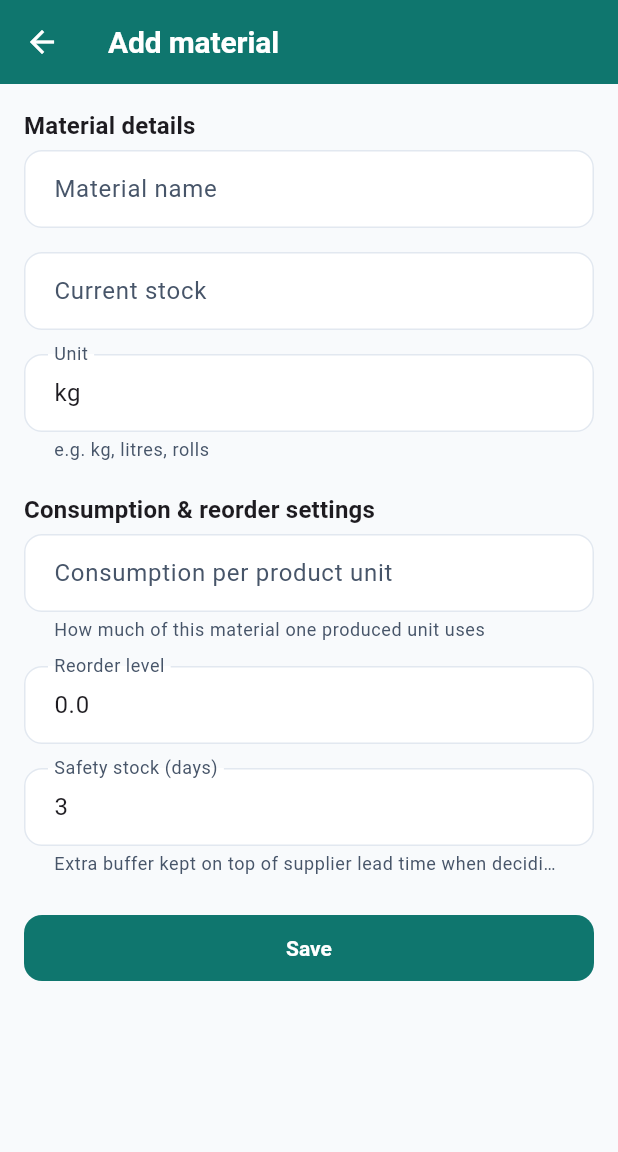
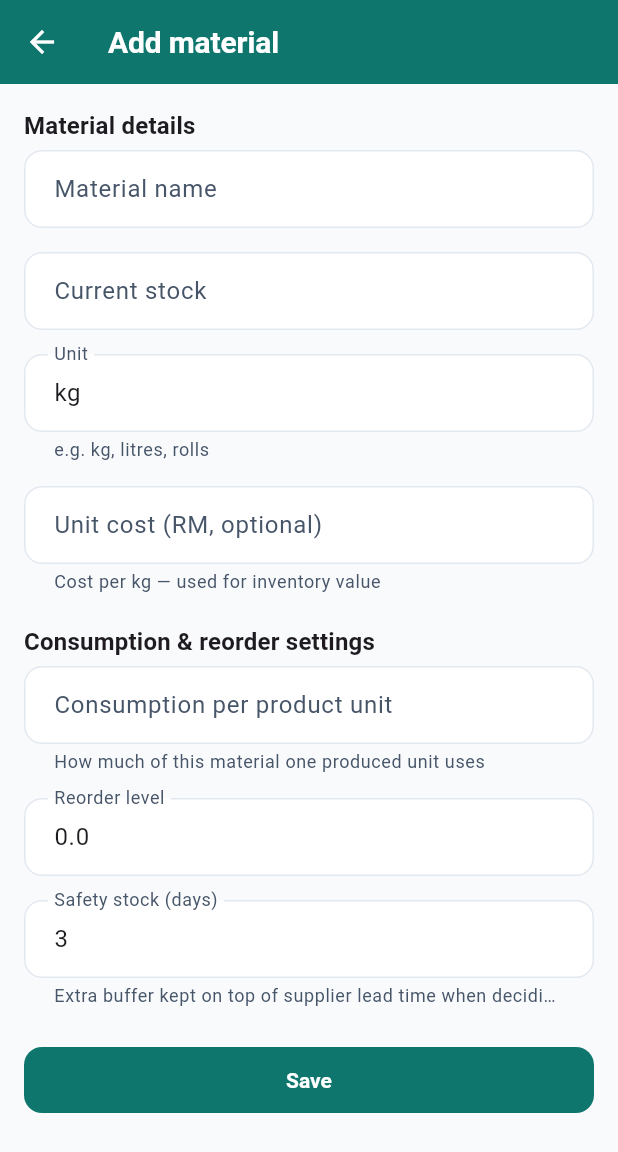
Before and after one commit to sangyoutan617/IndustrialHub, a Flutter app: the MaterialListScreen screen opened directly with empty values, after a tap on the "add" icon, on a phone screen of 412 x 824 dp. Shown: the top 1152 px of the screen. Run offline on Flutter 3.47's test engine with Material 3 defaults, Android fonts, the phone set to English and light mode, and no system bars; our stand-ins replace fl_chart, flutter_local_notifications, pdf, printing, shared_preferences, sqflite and 1 more; accounts and stored records are empty.

Commit message:
feat(supply): costs & spend — order totals, inventory value, price-aware suppliers
Gives the app a money dimension (currency is RM). Raw material carries a unit
cost and purchase orders capture a unit price at order time, so managers can see
what stock is worth and what orders cost.

- Migration add_costs: raw_materials.unit_cost, purchase_orders.unit_price
  (both nullable — older rows read as "unknown", never a misleading zero).
- Models gain the fields (fromJson/toInsertJson); material and order forms get
  an optional cost/price input with live order-total feedback.
- MrpService pure statics (unit-tested): orderTotal, inventoryValue,
  latestUnitPrice; compareSuppliers now surfaces each supplier's last price and
  uses it as a secondary sort key after effective lead time.
- formatCurrency helper ("RM 1,234.50").
- Surfaced: order total on the PO detail + order list; inventory value on the
  supply health card and the PDF report; last unit price in supplier comparison.
- Demo seed now sets realistic costs/prices so the money figures are populated.

Cross-module: supply/ only (plus shared formatters + report). No stock/ changes.

Verified: flutter analyze clean, 100 tests green (11 new in cost_test.dart), and
on-device — inventory value RM 105,210.00 on the supply summary, order totals on
every PO card, and editing a price through the form (12.50 -> 13.75) persisted
to the database.

```diff
--- a/lib/core/formatters.dart
+++ b/lib/core/formatters.dart
@@ -4,6 +4,7 @@ final _wholeNumber = NumberFormat('#,##0');
 final _upToOneDecimal = NumberFormat('#,##0.#');
 final _upToTwoDecimals = NumberFormat('#,##0.##');
 final _oneDecimal = NumberFormat('0.0');
+final _money = NumberFormat('#,##0.00');
 final _shortDate = DateFormat('d MMM y');
 
 /// "856 units" — whole numbers render with no decimal, fractional values
@@ -29,3 +30,7 @@ String formatDate(DateTime d) => _shortDate.format(d);
 
 /// "1.2 days".
 String formatDays(num v) => '${_oneDecimal.format(v)} days';
+
+/// Malaysian Ringgit with thousands separators and two decimals:
+/// 1234.5 -> "RM 1,234.50". Currency across the app is RM.
+String formatCurrency(num v) => 'RM ${_money.format(v)}';
--- a/lib/models/purchase_order.dart
+++ b/lib/models/purchase_order.dart
@@ -18,6 +18,11 @@ class PurchaseOrder {
   final String status;
   final bool isSimulated;
 
+  /// Price per unit captured when the order was placed, in the factory's
+  /// currency (RM). Null when not recorded — older orders predate price
+  /// tracking, so the order total is unknown, not zero.
+  final double? unitPrice;
+
   const PurchaseOrder({
     required this.poId,
     required this.supplierId,
@@ -28,6 +33,7 @@ class PurchaseOrder {
     this.deliveredAt,
     required this.status,
     required this.isSimulated,
+    this.unitPrice,
   });
 
   /// True once this PO can no longer arrive or change — used to decide
@@ -53,6 +59,9 @@ class PurchaseOrder {
           : null,
       status: json['status'] as String,
       isSimulated: json['is_simulated'] as bool? ?? false,
+      // Nullable and absent on an un-migrated database — stays null so the
+      // order total reads as unknown rather than a misleading zero.
+      unitPrice: (json['unit_price'] as num?)?.toDouble(),
     );
   }
 
@@ -64,6 +73,7 @@ class PurchaseOrder {
       'order_date': orderDate.toIso8601String().substring(0, 10),
       'expected_delivery': expectedDelivery?.toIso8601String().substring(0, 10),
       'status': status,
+      'unit_price': unitPrice,
     };
   }
 }
--- a/lib/models/raw_material.dart
+++ b/lib/models/raw_material.dart
@@ -8,6 +8,11 @@ class RawMaterial {
   final double reorderLevel;
   final int safetyStockDays;
 
+  /// Cost of one [unit] of this material on hand, in the factory's currency
+  /// (RM). Null when no cost has been recorded — older rows predate cost
+  /// tracking, so callers must treat it as unknown rather than zero.
+  final double? unitCost;
+
   const RawMaterial({
     required this.materialId,
     required this.factoryId,
@@ -17,6 +22,7 @@ class RawMaterial {
     required this.consumptionPerUnit,
     required this.reorderLevel,
     this.safetyStockDays = 3,
+    this.unitCost,
   });
 
   factory RawMaterial.fromJson(Map<String, dynamic> json) {
@@ -31,6 +37,9 @@ class RawMaterial {
       // Falls back to 3 when the column hasn't been migrated yet, so the
       // app keeps working against an older database schema.
       safetyStockDays: (json['safety_stock_days'] as num?)?.toInt() ?? 3,
+      // Nullable and absent on an un-migrated database — stays null rather
+      // than defaulting to a misleading zero cost.
+      unitCost: (json['unit_cost'] as num?)?.toDouble(),
     );
   }
 
@@ -43,6 +52,7 @@ class RawMaterial {
       'consumption_per_unit': consumptionPerUnit,
       'reorder_level': reorderLevel,
       'safety_stock_days': safetyStockDays,
+      'unit_cost': unitCost,
     };
   }
 }
--- a/lib/screens/supply/material_form_screen.dart
+++ b/lib/screens/supply/material_form_screen.dart
@@ -32,6 +32,9 @@ class _MaterialFormScreenState extends State<MaterialFormScreen> {
   late final _reorderController = TextEditingController(
     text: (widget.material?.reorderLevel ?? 0).toString(),
   );
+  late final _unitCostController = TextEditingController(
+    text: widget.material?.unitCost?.toString() ?? '',
+  );
   late final _safetyStockController = TextEditingController(
     text: (widget.material?.safetyStockDays ?? 3).toString(),
   );
@@ -46,6 +49,7 @@ class _MaterialFormScreenState extends State<MaterialFormScreen> {
     _unitController.dispose();
     _consumptionController.dispose();
     _reorderController.dispose();
+    _unitCostController.dispose();
     _safetyStockController.dispose();
     super.dispose();
   }
@@ -65,6 +69,9 @@ class _MaterialFormScreenState extends State<MaterialFormScreen> {
         consumptionPerUnit: double.parse(_consumptionController.text),
         reorderLevel: double.parse(_reorderController.text),
         safetyStockDays: int.parse(_safetyStockController.text),
+        unitCost: _unitCostController.text.trim().isEmpty
+            ? null
+            : double.parse(_unitCostController.text),
       );
       if (_isEditing) {
         await _service.updateMaterial(widget.material!.materialId, material);
@@ -90,6 +97,13 @@ class _MaterialFormScreenState extends State<MaterialFormScreen> {
     if (parsed == null) return 'Enter a valid number';
     if (parsed < min) return 'Must be at least $min';
     return null;
+  }
+
+  // Cost is optional — an empty field means "unknown" and saves as null.
+  // A non-empty value still has to be a valid non-negative number.
+  String? _optionalNumber(String? value, {double min = 0}) {
+    if (value == null || value.trim().isEmpty) return null;
+    return _requiredNumber(value, min: min);
   }
 
   @override
@@ -130,6 +144,18 @@ class _MaterialFormScreenState extends State<MaterialFormScreen> {
                   labelText: 'Unit',
                   helperText: 'e.g. kg, litres, rolls',
                 ),
+              ),
+              const SizedBox(height: 16),
+              TextFormField(
+                controller: _unitCostController,
+                keyboardType: const TextInputType.numberWithOptions(
+                  decimal: true,
+                ),
+                decoration: InputDecoration(
+                  labelText: 'Unit cost (RM, optional)',
+                  helperText: 'Cost per ${_unitController.text.trim().isEmpty ? 'unit' : _unitController.text.trim()} — used for inventory value',
+                ),
+                validator: (v) => _optionalNumber(v, min: 0),
               ),
               const SectionHeader(
                 title: 'Consumption & reorder settings',
--- a/lib/screens/supply/material_list_screen.dart
+++ b/lib/screens/supply/material_list_screen.dart
@@ -386,6 +386,10 @@ class _MaterialListScreenState extends State<MaterialListScreen> {
     int healthyCount,
   ) {
     final scheme = Theme.of(context).colorScheme;
+    // Only materials with a recorded unit cost contribute; zero means no
+    // costs are set yet, so the line below stays hidden rather than reading
+    // a misleading RM 0.00.
+    final inventoryValue = MrpService.inventoryValue(overview.materials);
     return Card(
       child: Padding(
         padding: const EdgeInsets.all(AppSpacing.xl),
@@ -431,6 +435,20 @@ class _MaterialListScreenState extends State<MaterialListScreen> {
                   : 'assuming full capacity — set a demand forecast to refine this',
               style: Theme.of(context).textTheme.bodySmall,
             ),
+            if (inventoryValue > 0) ...[
+              const SizedBox(height: AppSpacing.s),
+              Text(
+                'Inventory value: ${formatCurrency(inventoryValue)}',
+                style: TextStyle(
+                  fontWeight: FontWeight.w600,
+                  color: scheme.onSurface,
+                ),
+              ),
+              Text(
+                'raw material on hand at unit cost',
+                style: Theme.of(context).textTheme.bodySmall,
+              ),
+            ],
           ],
         ),
       ),
--- a/lib/screens/supply/purchase_order_detail_screen.dart
+++ b/lib/screens/supply/purchase_order_detail_screen.dart
@@ -2,6 +2,7 @@ import 'package:flutter/material.dart';
 import '../../core/formatters.dart';
 import '../../core/theme.dart';
 import '../../models/purchase_order.dart';
+import '../../services/mrp_service.dart';
 import '../../services/order_service.dart';
 import '../../widgets/confirm_dialog.dart';
 import '../../widgets/kpi_card.dart';
@@ -276,6 +277,16 @@ class _PurchaseOrderDetailScreenState extends State<PurchaseOrderDetailScreen> {
                   MetricRow(label: 'Supplier', value: widget.supplierName),
                   MetricRow(label: 'Material', value: widget.materialName),
                   MetricRow(label: 'Quantity', value: formatUnits(_order.quantity)),
+                  if (_order.unitPrice != null) ...[
+                    MetricRow(
+                      label: 'Unit price',
+                      value: formatCurrency(_order.unitPrice!),
+                    ),
+                    MetricRow(
+                      label: 'Order total',
+                      value: formatCurrency(MrpService.orderTotal(_order)!),
+                    ),
+                  ],
                   MetricRow(label: 'Order date', value: formatDate(_order.orderDate)),
                   MetricRow(
                     label: 'Expected delivery',
--- a/lib/screens/supply/supplier_comparison_screen.dart
+++ b/lib/screens/supply/supplier_comparison_screen.dart
@@ -1,4 +1,5 @@
 import 'package:flutter/material.dart';
+import '../../core/formatters.dart';
 import '../../services/mrp_service.dart';
 import '../../services/order_service.dart';
 import '../../services/supplier_service.dart';
@@ -160,6 +161,12 @@ class _SupplierComparisonScreenState extends State<SupplierComparisonScreen> {
                   ? '${(c.onTimeRate! * 100).round()}% (${c.historyCount} delivered)'
                   : 'Not enough history (${c.historyCount} delivered)',
             ),
+            MetricRow(
+              label: 'Last unit price',
+              value: c.unitPrice != null
+                  ? formatCurrency(c.unitPrice!)
+                  : 'No price history',
+            ),
             if (c.reason.isNotEmpty) ...[
               const SizedBox(height: 8),
               Text(
--- a/lib/services/report_service.dart
+++ b/lib/services/report_service.dart
@@ -160,10 +160,14 @@ class ReportService {
         return ad.compareTo(bd);
       });
 
+    final inventoryValue = MrpService.inventoryValue(supply.materials);
+
     return _section('Supply risk', [
       _row('Raw materials tracked', plans.length.toString()),
       _row('Reorder now', reorderCount.toString()),
       _row('Watch', watchCount.toString()),
+      if (inventoryValue > 0)
+        _row('Inventory value', formatCurrency(inventoryValue)),
       if (attention.isNotEmpty)
         _row(
           'Most urgent',
```
Also changed, not shown: lib/screens/supply/order_form_screen.dart (+36 -0 lines), lib/screens/supply/order_list_screen.dart (+6 -1 lines), lib/services/mrp_service.dart (+55 -1 lines), lib/services/seed_service.dart (+8 -4 lines), 1 other file.
